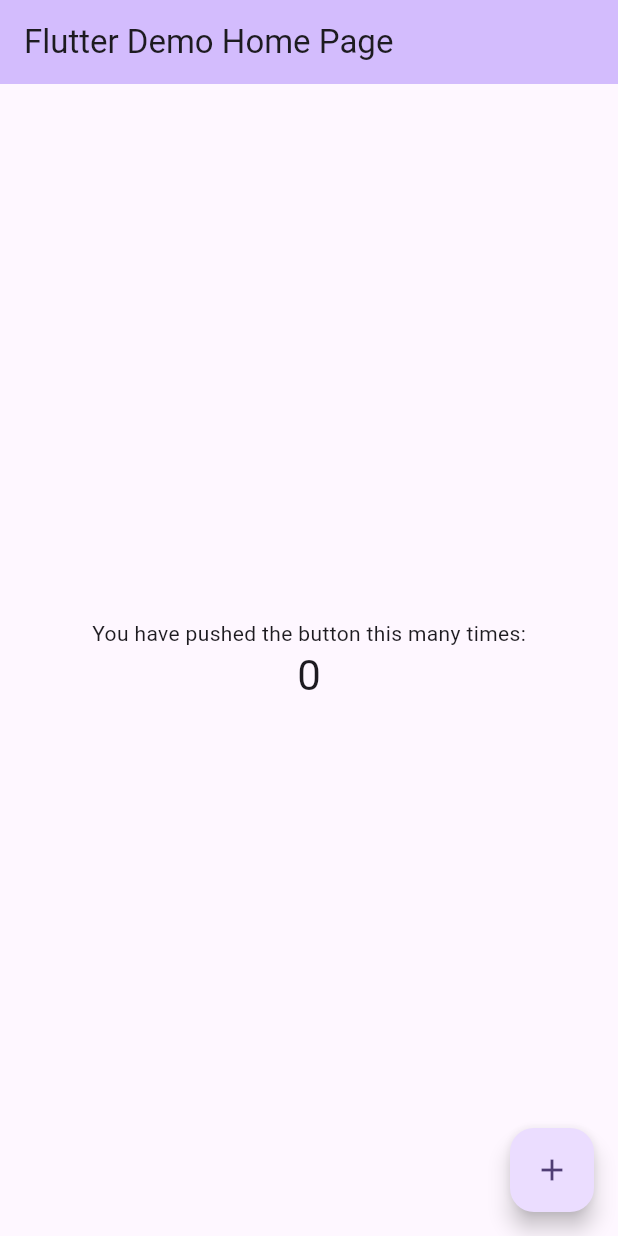
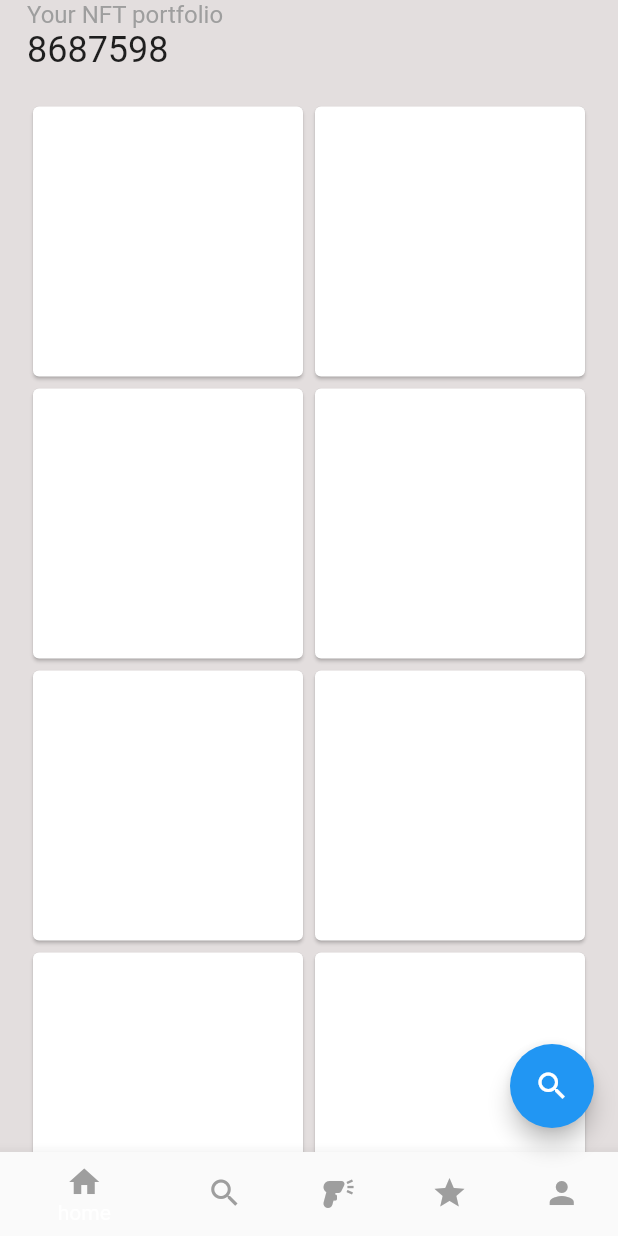
Before and after one commit to samiraliyev/crype_wallet_ui, a Flutter app: the screen it shows after launch, on a phone screen of 412 x 824 dp. Run offline on Flutter 3.47's test engine with Material 2 defaults, Android fonts, the light colour scheme and no system bars.

Commit message:
last comment

```diff
--- /dev/null
+++ b/lib/constants/colors.dart
@@ -0,0 +1,9 @@
+import 'package:flutter/material.dart';
+
+final class AppColors {
+  static const Color bgColor = Color.fromARGB(255, 227, 222, 222);
+  static const Color floatButton = Colors.black;
+  static const Color profileName = Color.fromARGB(255, 181, 135, 135);
+  static const Color cardBg = Colors.white;
+  static const Color iconColor = Colors.grey;
+}
--- /dev/null
+++ b/lib/constants/strings.dart
@@ -0,0 +1,4 @@
+final class AppStrings {
+  static const String nftTitle = "Your NFT portfolio";
+  static const String nftCount = "8687598";
+}
--- a/lib/main.dart
+++ b/lib/main.dart
@@ -1,125 +1,18 @@
 import 'package:flutter/material.dart';
 
-void main() {
-  runApp(const MyApp());
-}
+import 'screens/home/home_view.dart';
+
+void main() => runApp(const MyApp());
 
 class MyApp extends StatelessWidget {
   const MyApp({super.key});
 
-  // This widget is the root of your application.
   @override
   Widget build(BuildContext context) {
-    return MaterialApp(
-      title: 'Flutter Demo',
-      theme: ThemeData(
-        // This is the theme of your application.
-        //
-        // TRY THIS: Try running your application with "flutter run". You'll see
-        // the application has a blue toolbar. Then, without quitting the app,
-        // try changing the seedColor in the colorScheme below to Colors.green
-        // and then invoke "hot reload" (save your changes or press the "hot
-        // reload" button in a Flutter-supported IDE, or press "r" if you used
-        // the command line to start the app).
-        //
-        // Notice that the counter didn't reset back to zero; the application
-        // state is not lost during the reload. To reset the state, use hot
-        // restart instead.
-        //
-        // This works for code too, not just values: Most code changes can be
-        // tested with just a hot reload.
-        colorScheme: ColorScheme.fromSeed(seedColor: Colors.deepPurple),
-        useMaterial3: true,
-      ),
-      home: const MyHomePage(title: 'Flutter Demo Home Page'),
+    return const MaterialApp(
+      debugShowCheckedModeBanner: false,
+      title: 'Material App',
+      home: HomeView(),
     );
   }
 }
-
-class MyHomePage extends StatefulWidget {
-  const MyHomePage({super.key, required this.title});
-
-  // This widget is the home page of your application. It is stateful, meaning
-  // that it has a State object (defined below) that contains fields that affect
-  // how it looks.
-
-  // This class is the configuration for the state. It holds the values (in this
-  // case the title) provided by the parent (in this case the App widget) and
-  // used by the build method of the State. Fields in a Widget subclass are
-  // always marked "final".
-
-  final String title;
-
-  @override
-  State<MyHomePage> createState() => _MyHomePageState();
-}
-
-class _MyHomePageState extends State<MyHomePage> {
-  int _counter = 0;
-
-  void _incrementCounter() {
-    setState(() {
-      // This call to setState tells the Flutter framework that something has
-      // changed in this State, which causes it to rerun the build method below
-      // so that the display can reflect the updated values. If we changed
-      // _counter without calling setState(), then the build method would not be
-      // called again, and so nothing would appear to happen.
-      _counter++;
-    });
-  }
-
-  @override
-  Widget build(BuildContext context) {
-    // This method is rerun every time setState is called, for instance as done
-    // by the _incrementCounter method above.
-    //
-    // The Flutter framework has been optimized to make rerunning build methods
-    // fast, so that you can just rebuild anything that needs updating rather
-    // than having to individually change instances of widgets.
-    return Scaffold(
-      appBar: AppBar(
-        // TRY THIS: Try changing the color here to a specific color (to
-        // Colors.amber, perhaps?) and trigger a hot reload to see the AppBar
-        // change color while the other colors stay the same.
-        backgroundColor: Theme.of(context).colorScheme.inversePrimary,
-        // Here we take the value from the MyHomePage object that was created by
-        // the App.build method, and use it to set our appbar title.
-        title: Text(widget.title),
-      ),
-      body: Center(
-        // Center is a layout widget. It takes a single child and positions it
-        // in the middle of the parent.
-        child: Column(
-          // Column is also a layout widget. It takes a list of children and
-          // arranges them vertically. By default, it sizes itself to fit its
-          // children horizontally, and tries to be as tall as its parent.
-          //
-          // Column has various properties to control how it sizes itself and
-          // how it positions its children. Here we use mainAxisAlignment to
-          // center the children vertically; the main axis here is the vertical
-          // axis because Columns are vertical (the cross axis would be
-          // horizontal).
-          //
-          // TRY THIS: Invoke "debug painting" (choose the "Toggle Debug Paint"
-          // action in the IDE, or press "p" in the console), to see the
-          // wireframe for each widget.
-          mainAxisAlignment: MainAxisAlignment.center,
-          children: <Widget>[
-            const Text(
-              'You have pushed the button this many times:',
-            ),
-            Text(
-              '$_counter',
-              style: Theme.of(context).textTheme.headlineMedium,
-            ),
-          ],
-        ),
-      ),
-      floatingActionButton: FloatingActionButton(
-        onPressed: _incrementCounter,
-        tooltip: 'Increment',
-        child: const Icon(Icons.add),
-      ), // This trailing comma makes auto-formatting nicer for build methods.
-    );
-  }
-}
--- /dev/null
+++ b/lib/model/user_model.dart
@@ -0,0 +1,53 @@
+class UserModel {
+  final String profileImage;
+  final String userName;
+  final String price;
+
+  UserModel(
+      {required this.profileImage,
+      required this.userName,
+      required this.price});
+}
+
+List<UserModel> cardListItem = [
+  UserModel(
+      price: '14',
+      userName: "CardName 1",
+      profileImage:
+          'https://www.pngmart.com/files/22/User-Avatar-Profile-Transparent-Background.png'),
+  UserModel(
+      price: '19',
+      userName: "CardName 2",
+      profileImage:
+          'https://www.pngmart.com/files/22/User-Avatar-Profile-Transparent-Background.png'),
+  UserModel(
+      price: '56',
+      userName: "CardName 3",
+      profileImage:
+          'https://www.pngmart.com/files/22/User-Avatar-Profile-Transparent-Background.png'),
+  UserModel(
+      price: '20',
+      userName: "CardName 4",
+      profileImage:
+          'https://www.pngmart.com/files/22/User-Avatar-Profile-Transparent-Background.png'),
+  UserModel(
+      price: '10',
+      userName: "CardName 5",
+      profileImage:
+          'https://www.pngmart.com/files/22/User-Avatar-Profile-Transparent-Background.png'),
+  UserModel(
+      price: '22',
+      userName: "CardName 6",
+      profileImage:
+          'https://www.pngmart.com/files/22/User-Avatar-Profile-Transparent-Background.png'),
+  UserModel(
+      price: '10',
+      userName: "CardName 5",
+      profileImage:
+          'https://www.pngmart.com/files/22/User-Avatar-Profile-Transparent-Background.png'),
+  UserModel(
+      price: '22',
+      userName: "CardName 6",
+      profileImage:
+          'https://www.pngmart.com/files/22/User-Avatar-Profile-Transparent-Background.png'),
+];
--- /dev/null
+++ b/lib/screens/home/home_view.dart
@@ -0,0 +1,71 @@
+import 'package:flutter/material.dart';
+
+import '../../constants/colors.dart';
+import '../../constants/strings.dart';
+import '../../model/user_model.dart';
+
+class HomeView extends StatelessWidget {
+  const HomeView({super.key});
+
+  @override
+  Widget build(BuildContext context) {
+    return Scaffold(
+      backgroundColor: AppColors.bgColor,
+      body: Padding(
+        padding: const EdgeInsets.symmetric(horizontal: 18),
+        child: SafeArea(
+          child: Column(
+            crossAxisAlignment: CrossAxisAlignment.start,
+            children: [
+              const Text(
+                AppStrings.nftTitle,
+                style: TextStyle(fontSize: 16, color: AppColors.iconColor),
+              ),
+              const Text(
+                AppStrings.nftCount,
+                style: TextStyle(fontSize: 24),
+              ),
+              const SizedBox(height: 20),
+              Expanded(
+                child: GridView.builder(
+                  gridDelegate: const SliverGridDelegateWithFixedCrossAxisCount(
+                      crossAxisCount: 2),
+                  itemCount: cardListItem.length,
+                  itemBuilder: (context, index) {
+                    return const Card();
+                  },
+                ),
+              ),
+            ],
+          ),
+        ),
+      ),
+      floatingActionButton: FloatingActionButton(
+        onPressed: () {},
+        child: const Icon(Icons.search),
+      ),
+      bottomNavigationBar: BottomNavigationBar(
+        items: const [
+          BottomNavigationBarItem(
+              icon: Icon(
+                Icons.home,
+                color: AppColors.iconColor,
+              ),
+              label: 'home'),
+          BottomNavigationBarItem(
+              icon: Icon(Icons.search, color: AppColors.iconColor),
+              label: 'search'),
+          BottomNavigationBarItem(
+              icon: Icon(Icons.barcode_reader, color: AppColors.iconColor),
+              label: 'QR'),
+          BottomNavigationBarItem(
+              icon: Icon(Icons.star, color: AppColors.iconColor),
+              label: 'market'),
+          BottomNavigationBarItem(
+              icon: Icon(Icons.person, color: AppColors.iconColor),
+              label: 'profile'),
+        ],
+      ),
+    );
+  }
+}
```
Also changed, not shown: 44 other files.
